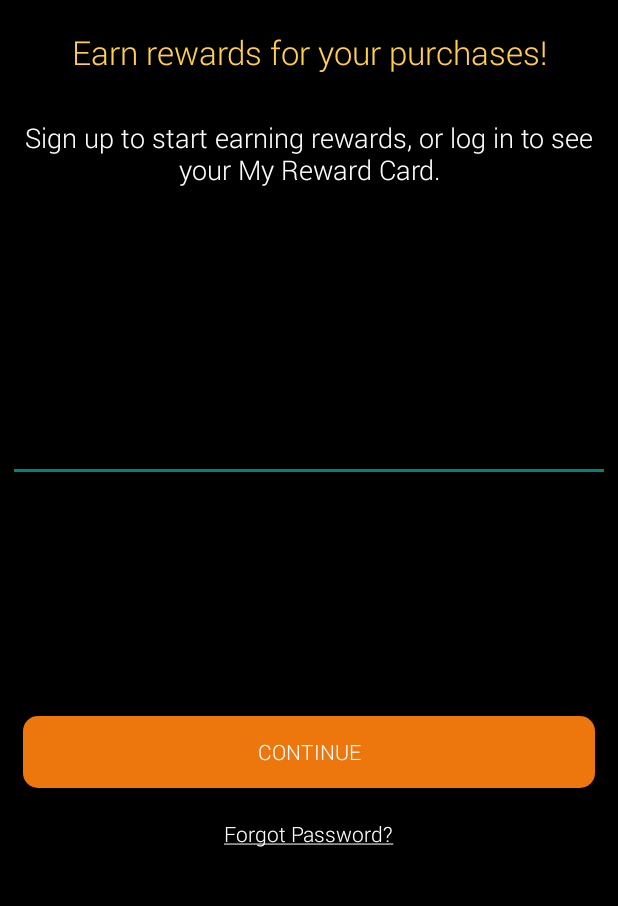
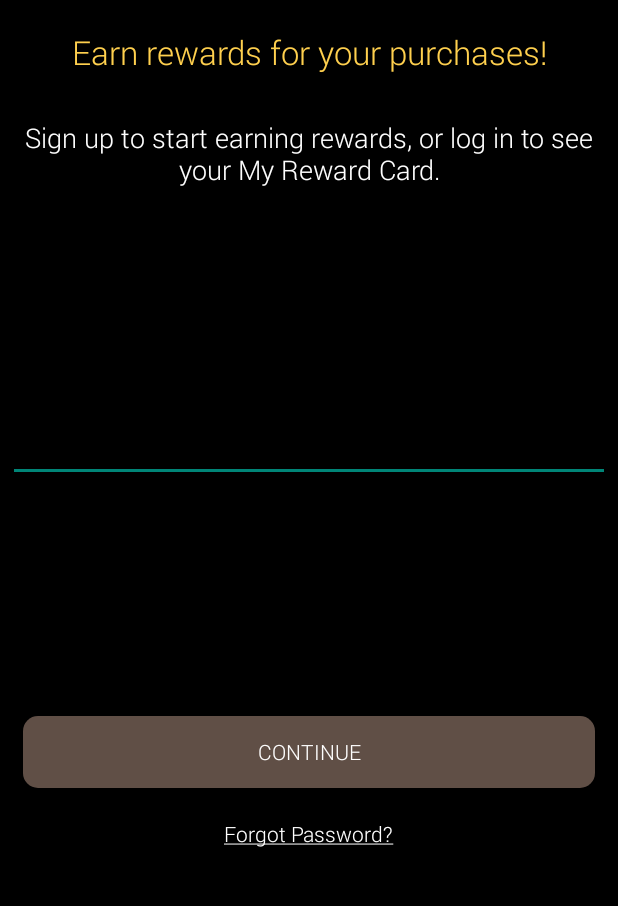
Before and after one commit to khobaib/Gabriel-Horn---AS, an Android app: the fragment LoginFragment shown on its own in the app's theme, on a phone screen of 412 x 824 dp, the part 84-990 px from its top. Run offline under Robolectric (Android 15) with nearby library versions, the phone set to English and light mode, and no system bars; libraries missing offline, so code that uses them is left out: com.parse, info.hoang8f.android; plain views replace SegmentedGroup; 4 statements that could not run were skipped.

Commit message:
App icon & color mistakes corrected

```diff
--- a/app/src/main/res/values/colors.xml
+++ b/app/src/main/res/values/colors.xml
@@ -10,10 +10,10 @@
     <color name="transparent">#00000000</color>
     <color name="gray_light">#dddddd</color>
     <color name="gray_darker">#ededed</color>
-    <color name="flat_blue_button_color">#ED760D</color>
-    <color name="flat_blue_button_pressed_color">#CB540B</color>
+    <color name="flat_blue_button_color">#604F46</color>
+    <color name="flat_blue_button_pressed_color">#402E24</color>
     <color name="divider_color">#AFAFAF</color>
-    <color name="primary_color">#ED760D</color><!-- #0D6394 -->
+    <color name="primary_color">#604F46</color><!-- #0D6394 -->
     <color name="secondary_color">#808080</color>
     <color name="bottom_bar_rewards_color">#CC1D1D1D</color>
     <color name="action_bar_color">#FFFFFF</color>
```
Also changed, not shown: app/src/main/res/drawable-hdpi/app_icon.png, app/src/main/res/drawable-xxhdpi/splash_screen.jpg.
